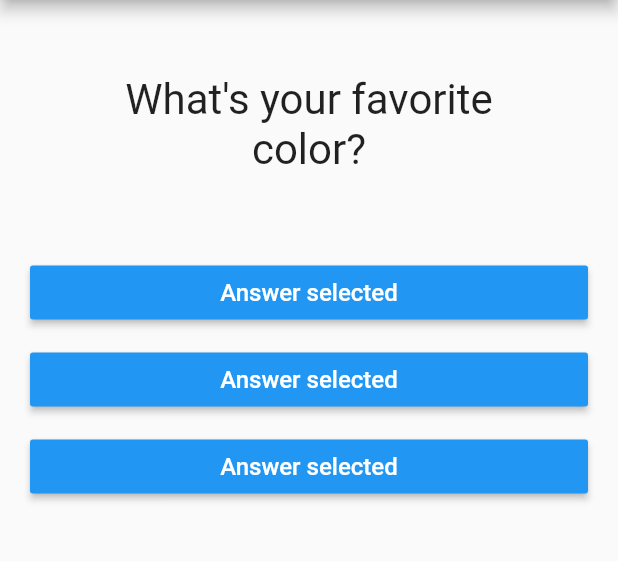
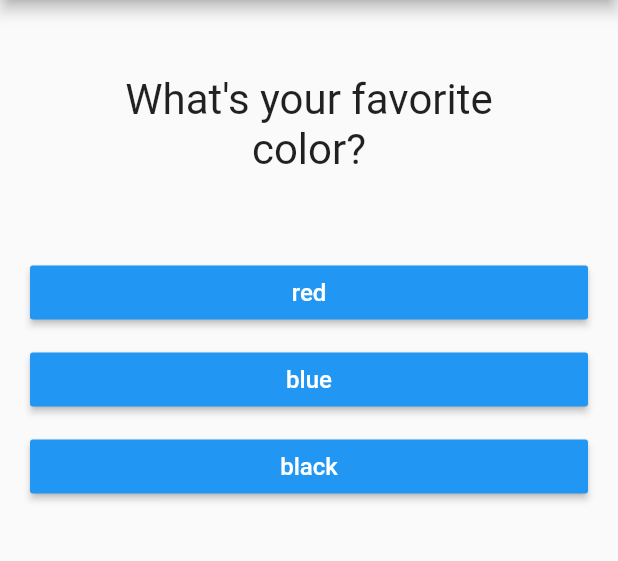
Before and after one commit to reemharbi/flutter-first-app, a Flutter app: the screen it shows after launch, on a phone screen of 412 x 824 dp, the part 84-645 px from its top. Run offline on Flutter 3.47's test engine with Material 2 defaults, Android fonts, the phone set to English and light mode, and no system bars.

Commit message:
Conditional Widget Output

```diff
--- a/lib/answer.dart
+++ b/lib/answer.dart
@@ -2,8 +2,9 @@ import 'package:flutter/material.dart';
 
 class Answer extends StatelessWidget {
   final Function selectHandler;
+  final String answerText;
 
-  Answer(this.selectHandler);
+  Answer(this.selectHandler, this.answerText);
   @override
   Widget build(BuildContext context) {
     return Container(
@@ -13,7 +14,7 @@ class Answer extends StatelessWidget {
         color: Colors.blue,
         textColor: Colors.white,
         child: Text(
-          'Answer selected',
+          answerText,
           style: TextStyle(fontSize: 16),
         ),
         onPressed: selectHandler,
--- a/lib/main.dart
+++ b/lib/main.dart
@@ -14,39 +14,57 @@ class MyApp extends StatefulWidget {
 }
 
 class _MyAppState extends State<MyApp> {
+  final questions = const [
+    {
+      'questionText': 'What\'s your favorite color?',
+      'answers': ['red', 'blue', 'black']
+    },
+    {
+      'questionText': 'What\'s your favorite animal',
+      'answers': ['mouse', 'dog', 'cat']
+    },
+    {
+      'questionText': 'What\'s your favorite movie?',
+      'answers': ['SAW', 'titanic', 'fight club']
+    },
+    {
+      'questionText': 'What\'s your favorite city?',
+      'answers': ['Dammam', 'Jeddah', 'Riyadh']
+    },
+    {
+      'questionText': 'What\'s your favorite food?',
+      'answers': ['pizza', 'sushi', 'pasta', 'Mandi']
+    },
+  ];
+
   var _questionIndex = 0;
 
   void _answerQuestion() {
     setState(() {
       _questionIndex = _questionIndex + 1;
     });
-    print(_questionIndex);
+    if (_questionIndex < questions.length) {
+      print('Next question');
+    }
   }
 
   @override
   Widget build(BuildContext context) {
-    var questions = [
-      'What\'s your favorite color?',
-      'What\'s your favorite animal?',
-      'What\'s your favorite food?',
-      'What\'s your favorite movie?',
-      'What\'s your favorite song?',
-      'What\'s your favorite city?',
-    ];
     return MaterialApp(
       home: Scaffold(
         appBar: AppBar(
           title: Text('My First App'),
         ),
-        body: Column(
+        body: _questionIndex < questions.length
+            ? Column(
                 children: <Widget>[
                   Question(
-              questions[_questionIndex],
+                    questions[_questionIndex]['questionText'],
                   ),
-            Answer(_answerQuestion),
-            Answer(_answerQuestion),
-            Answer(_answerQuestion),
-
+                  ...(questions[_questionIndex]['answers'] as List<String>)
+                      .map((answer) {
+                    return Answer(_answerQuestion, answer);
+                  }).toList()
                   // RaisedButton(
                   //   child: Text('Answer 2'),
                   //   onPressed: () => print('Answer 2 chosen!'),
@@ -58,7 +76,8 @@ class _MyAppState extends State<MyApp> {
                   //   },
                   // ),
                 ],
-        ),
+              )
+            : Center(child: Text('Quiz is over.')),
       ),
     );
   }
--- a/pubspec.yaml
+++ b/pubspec.yaml
@@ -14,7 +14,7 @@ description: A new Flutter project.
 version: 1.0.0+1
 
 environment:
-  sdk: ">=2.1.0 <3.0.0"
+  sdk: ">=2.7.0 <3.0.0"
 
 dependencies:
   flutter:
```
Also changed, not shown: pubspec.lock. Lines whose indentation alone changed are shown as unchanged.
